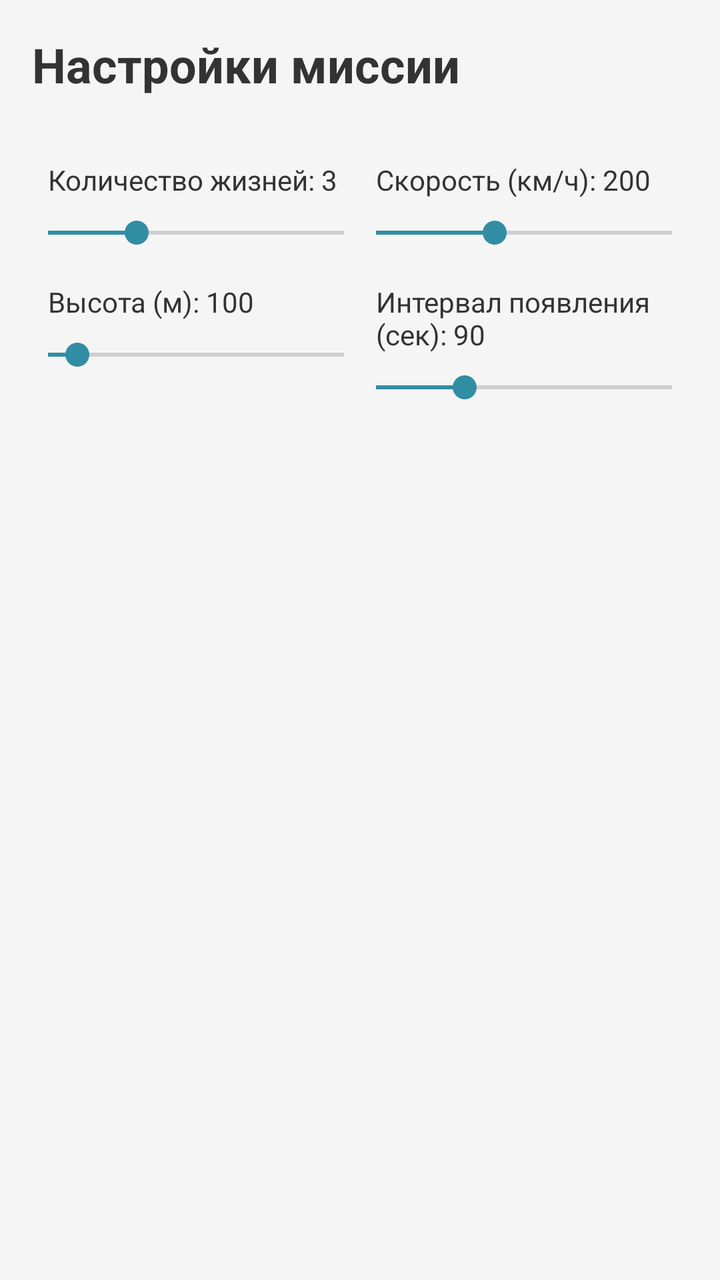
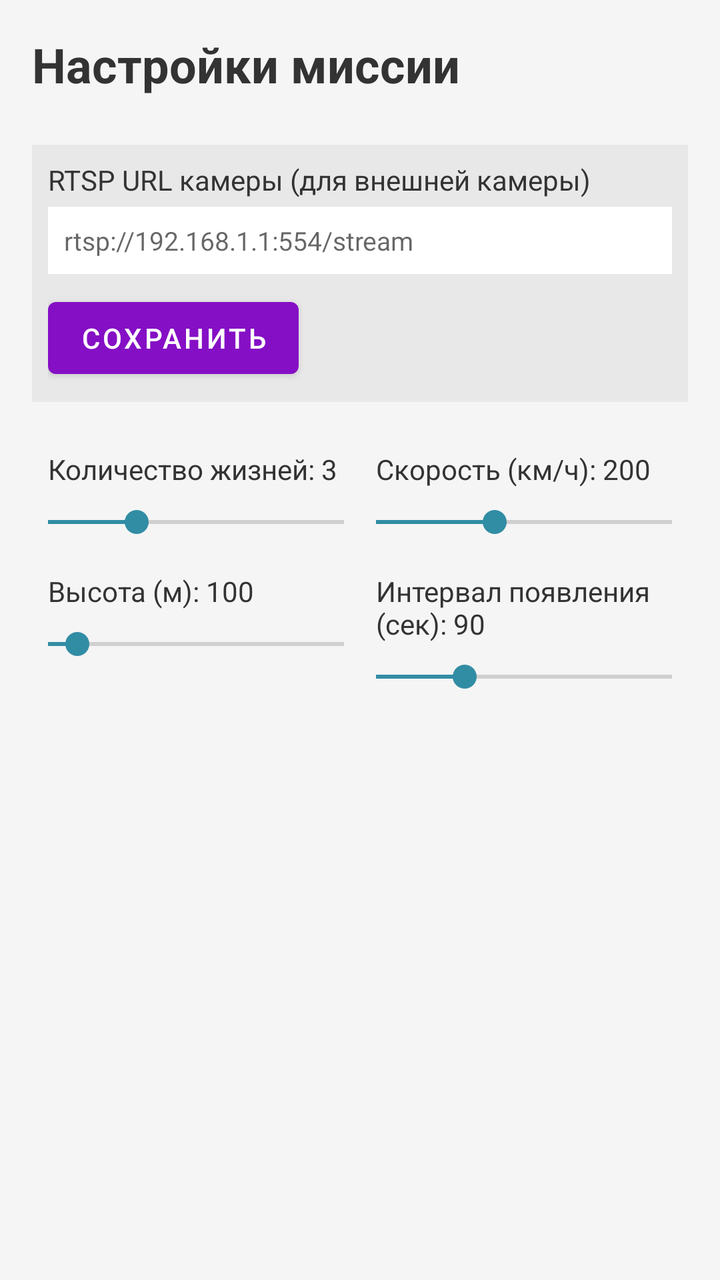

Before-and-after screenshots of an Android layout around one commit, followed by the original layout XML and the change that was made.
<!-- AndroidManifest.xml: application theme Theme.BerezaNet -->
<!-- res/layout/fragment_mission_settings.xml -->
<?xml version="1.0" encoding="utf-8"?>
<LinearLayout xmlns:android="http://schemas.android.com/apk/res/android"
    android:layout_width="match_parent"
    android:layout_height="match_parent"
    android:orientation="vertical"
    android:padding="16dp"
    android:background="#F5F5F5">

    <TextView
        android:layout_width="wrap_content"
        android:layout_height="wrap_content"
        android:text="Настройки миссии"
        android:textSize="24sp"
        android:textStyle="bold"
        android:layout_marginBottom="24dp"
        android:textColor="#333333"/>

    <GridLayout
        android:layout_width="match_parent"
        android:layout_height="wrap_content"
        android:columnCount="2"
        android:alignmentMode="alignMargins"
        android:columnOrderPreserved="false">

        
        <LinearLayout
            android:layout_width="0dp"
            android:layout_height="wrap_content"
            android:layout_columnWeight="1"
            android:orientation="vertical"
            android:padding="8dp">

            <TextView
                android:id="@+id/tv_lives_label"
                android:layout_width="wrap_content"
                android:layout_height="wrap_content"
                android:text="Количество жизней: 3"
                android:textSize="14sp"
                android:textColor="#333333"/>

            <SeekBar
                android:id="@+id/sb_lives"
                android:layout_width="match_parent"
                android:layout_height="wrap_content"
                android:max="10"
                android:progress="3"
                android:paddingStart="0dp"
                android:paddingEnd="0dp"
                android:layout_marginTop="8dp"/>
        </LinearLayout>

        
        <LinearLayout
            android:layout_width="0dp"
            android:layout_height="wrap_content"
            android:layout_columnWeight="1"
            android:orientation="vertical"
            android:padding="8dp">

            <TextView
                android:id="@+id/tv_speed_label"
                android:layout_width="wrap_content"
                android:layout_height="wrap_content"
                android:text="Скорость (км/ч): 200"
                android:textSize="14sp"
                android:textColor="#333333"/>

            <SeekBar
                android:id="@+id/sb_speed"
                android:layout_width="match_parent"
                android:layout_height="wrap_content"
                android:max="500"
                android:progress="200"
                android:paddingStart="0dp"
                android:paddingEnd="0dp"
                android:layout_marginTop="8dp"/>
        </LinearLayout>

        
        <LinearLayout
            android:layout_width="0dp"
            android:layout_height="wrap_content"
            android:layout_columnWeight="1"
            android:orientation="vertical"
            android:padding="8dp">

            <TextView
                android:id="@+id/tv_altitude_label"
                android:layout_width="wrap_content"
                android:layout_height="wrap_content"
                android:text="Высота (м): 100"
                android:textSize="14sp"
                android:textColor="#333333"/>

            <SeekBar
                android:id="@+id/sb_altitude"
                android:layout_width="match_parent"
                android:layout_height="wrap_content"
                android:max="1000"
                android:progress="100"
                android:paddingStart="0dp"
                android:paddingEnd="0dp"
                android:layout_marginTop="8dp"/>
        </LinearLayout>

        
        <LinearLayout
            android:layout_width="0dp"
            android:layout_height="wrap_content"
            android:layout_columnWeight="1"
            android:orientation="vertical"
            android:padding="8dp">

            <TextView
                android:id="@+id/tv_spawn_interval_label"
                android:layout_width="wrap_content"
                android:layout_height="wrap_content"
                android:text="Интервал появления (сек): 90"
                android:textSize="14sp"
                android:textColor="#333333"/>

            <SeekBar
                android:id="@+id/sb_spawn_interval"
                android:layout_width="match_parent"
                android:layout_height="wrap_content"
                android:max="300"
                android:progress="90"
                android:paddingStart="0dp"
                android:paddingEnd="0dp"
                android:layout_marginTop="8dp"/>
        </LinearLayout>
    </GridLayout>

</LinearLayout>
<!-- resources referenced by this layout -->
<resources>
  <style name="Theme.BerezaNet" parent="Theme.MaterialComponents.DayNight.NoActionBar">
      
      <item name="colorPrimary">@color/purple_500</item>
      <item name="colorPrimaryVariant">@color/purple_700</item>
      <item name="colorOnPrimary">@color/white</item>
  
      
      <item name="colorSecondary">@color/teal_200</item>
      <item name="colorSecondaryVariant">@color/teal_700</item>
      <item name="colorOnSecondary">@color/black</item>
  
      
      <item name="colorSurface">@color/white</item>
      <item name="colorOnSurface">@color/black</item>
  
      
      <item name="colorPrimaryContainer">@color/purple_500</item>
      <item name="colorOnPrimaryContainer">@color/purple_700</item>
  
      
      <item name="colorError">@color/red</item>
      <item name="colorOnError">@color/white</item>
  
      
      <item name="textAppearanceHeadline6">@style/TextAppearance.MaterialComponents.Headline6</item>
      <item name="textAppearanceSubtitle2">@style/TextAppearance.MaterialComponents.Subtitle2</item>
      <item name="textAppearanceCaption">@style/TextAppearance.MaterialComponents.Caption</item>
  
      
      <item name="dividerColor">@color/divider</item>
  
      <item name="android:statusBarColor">?attr/colorPrimaryVariant</item>
  </style>
  <color name="purple_500">#850FC5</color>
  <color name="purple_700">#A01A93</color>
  <color name="white">#FFFFFF</color>
  <color name="teal_200">#318DA4</color>
  <color name="teal_700">#3BC3D1</color>
  <color name="black">#000000</color>
  <color name="red">#FF0000</color>
  <color name="divider">#1F000000</color>
</resources>

<!-- the commit's change to res/layout/fragment_mission_settings.xml (unified diff, before → after) -->
@@ -14,6 +14,43 @@
         android:textStyle="bold"
         android:layout_marginBottom="24dp"
         android:textColor="#333333"/>
+
+    <LinearLayout
+        android:layout_width="match_parent"
+        android:layout_height="wrap_content"
+        android:orientation="vertical"
+        android:padding="8dp"
+        android:layout_marginBottom="16dp"
+        android:background="#E8E8E8">
+
+        <TextView
+            android:layout_width="wrap_content"
+            android:layout_height="wrap_content"
+            android:text="RTSP URL камеры (для внешней камеры)"
+            android:textSize="14sp"
+            android:textColor="#333333"
+            android:layout_marginBottom="4dp"/>
+
+        <EditText
+            android:id="@+id/et_rtsp_url"
+            android:layout_width="match_parent"
+            android:layout_height="wrap_content"
+            android:hint="rtsp://192.168.1.1:554/stream"
+            android:inputType="textUri"
+            android:textSize="13sp"
+            android:textColor="#111111"
+            android:background="#FFFFFF"
+            android:padding="8dp"
+            android:singleLine="true"/>
+
+        <Button
+            android:id="@+id/btn_save_rtsp"
+            android:layout_width="wrap_content"
+            android:layout_height="wrap_content"
+            android:text="Сохранить"
+            android:layout_marginTop="8dp"/>
+
+    </LinearLayout>
 
     <GridLayout
         android:layout_width="match_parent"
